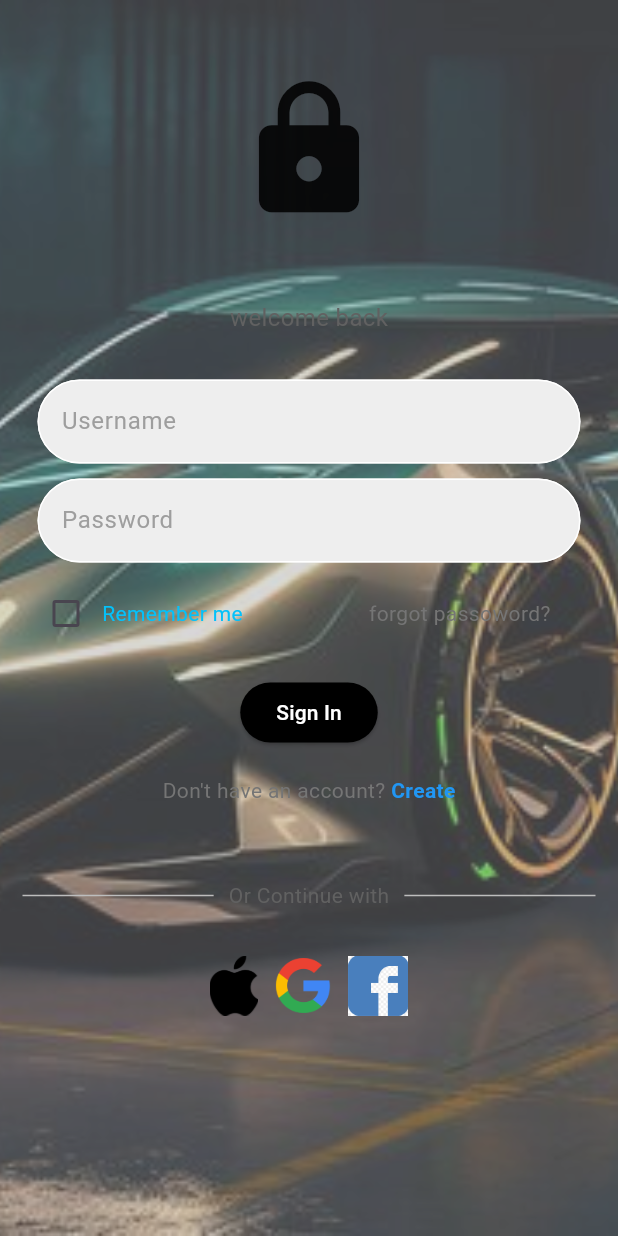
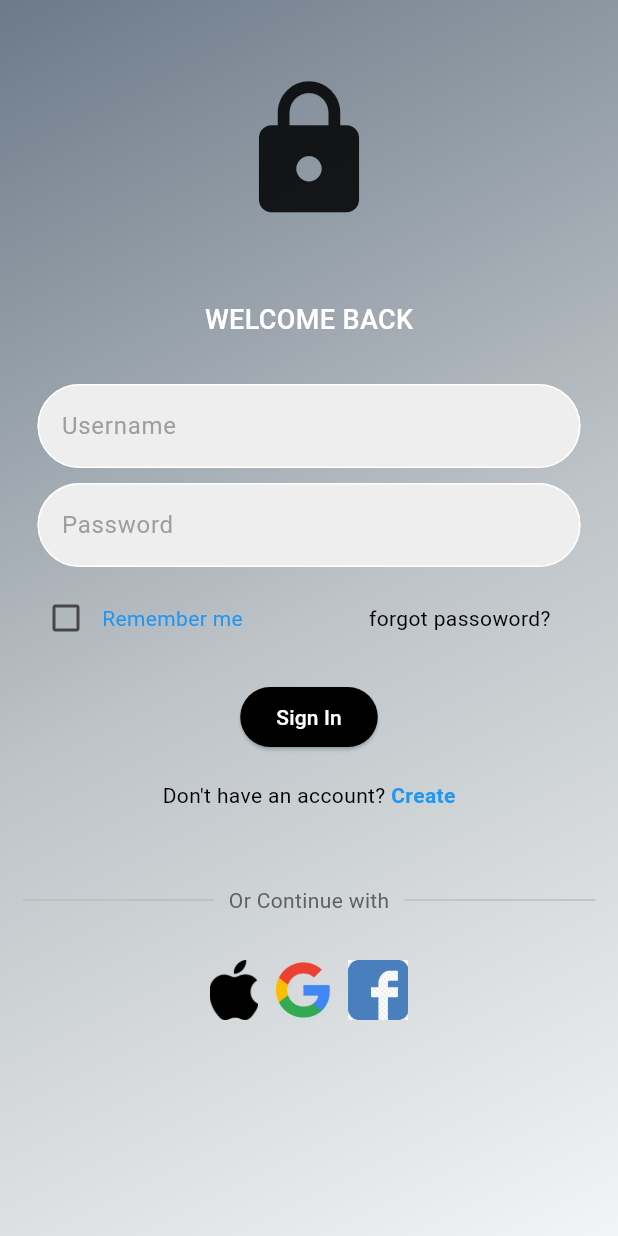
Before and after one commit to THANGAM-MB/Flutter, a Flutter app: the screen it shows after launch, on a phone screen of 412 x 824 dp. Run offline on Flutter 3.47's test engine with Material 3 defaults, Android fonts, the phone set to English and light mode, and no system bars; our stand-ins replace shared_preferences; missing offline and left inert: dart:html.

Commit message:
Initial commit

```diff
--- a/lib/pages/LoginPage.dart
+++ b/lib/pages/LoginPage.dart
@@ -4,11 +4,7 @@
 import 'package:demo_application/components/my_textfied.dart';
 import 'package:demo_application/components/square_tile.dart';
 import 'package:demo_application/pages/ForgotPassword.dart';
-import 'package:flutter/cupertino.dart';
 import 'package:flutter/material.dart';
-import 'package:flutter/painting.dart';
-import 'package:flutter/rendering.dart';
-import 'package:flutter/widgets.dart';
 import 'RegisterPage.dart';
 import 'package:shared_preferences/shared_preferences.dart';
 import 'package:demo_application/Services/LoginService.dart';
@@ -73,16 +69,24 @@ class _LoginPageState extends State<LoginPage> {
     return Scaffold(
       backgroundColor: Colors.grey[300],
       body: SafeArea(child:
-      Stack(children:[Container(
+      Stack(children:[
+        // Container(
+        //     decoration: BoxDecoration(
+        //       image: DecorationImage(
+        //         image: ExactAssetImage('lib/images/car.jpg'),
+        //         fit: BoxFit.cover,
+        //       ),
+        //     ),
+        //   ),
+          Container(
             decoration: BoxDecoration(
-              image: DecorationImage(
-                image: ExactAssetImage('lib/images/car.jpg'),
-                fit: BoxFit.cover,
-              ),
+              gradient: LinearGradient(colors: [
+      Color(0xFF6C7A89), // Slate Grey
+      Color(0xFFBDC3C7), // Dusty Blue
+      Color(0xFFF2F4F5),
+              ],
+              begin: Alignment.topLeft,end: Alignment.bottomRight),
             ),
-          ),
-          Container(
-            color:Colors.grey.withOpacity(0.4)
           ),
       Column(children: [
         const SizedBox(height: 50,),
@@ -94,10 +98,10 @@ class _LoginPageState extends State<LoginPage> {
         const SizedBox(height: 50),
 
         Text(
-          'welcome back',
-          style: TextStyle(color:Colors.grey[700],
-          fontSize: 16,
-
+          'welcome back'.toUpperCase(),
+          style: TextStyle(color:Colors.white,
+          fontSize: 18,
+          fontWeight: FontWeight.w500
           ),
 
         ),
@@ -137,7 +141,7 @@ class _LoginPageState extends State<LoginPage> {
 
             Text(
               'Remember me',
-              style: TextStyle(color: Color.fromARGB(255, 4, 193, 250)),
+              style: TextStyle(color: Colors.blue),
             ),
           ],),
 
@@ -156,7 +160,7 @@ class _LoginPageState extends State<LoginPage> {
                     },
                     child: Text(
                       'forgot passoword?',
-                      style: TextStyle(color:Colors.grey[600]),
+                      style: TextStyle(color:Colors.black),
                     ),
                   ),
                 ],
@@ -209,7 +213,7 @@ Padding(
                 children: [
                   Text(
                     'Don\'t have an account? ',
-                    style: TextStyle(color: Colors.grey[600]),
+                    style: TextStyle(color: Colors.black),
                   ),
                   GestureDetector(
                     onTap: () {
```
